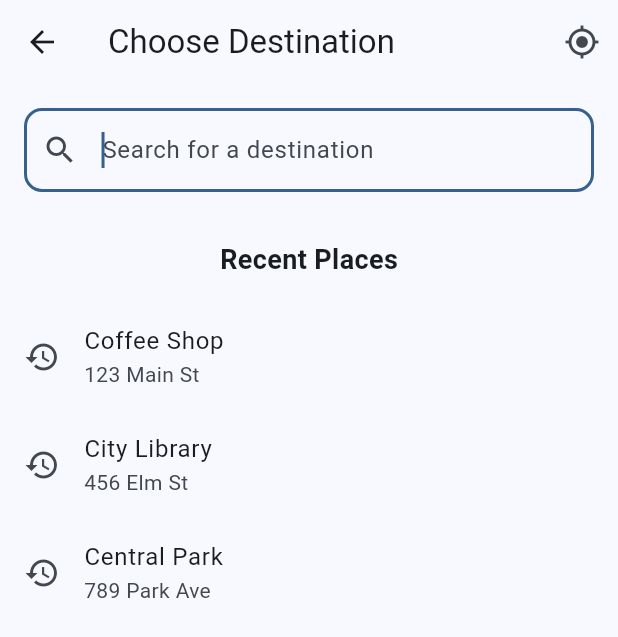
After one commit to Milad9A/Echo-Map, a Flutter app: the MapScreen screen opened by its route, after a tap on the "search" icon, on a phone screen of 412 x 824 dp. The commit adds this screen. Shown: the top 637 px of the screen. Run offline on Flutter 3.47's test engine with Material 3 defaults, Android fonts, the phone set to English and light mode, and no system bars; our stand-ins replace bloc, dio, equatable, flutter_bloc, flutter_dotenv, geolocator and 2 more; missing offline and left inert: flutter_polyline_points.

Commit message:
Add destination selection feature and update map navigation

```diff
--- a/lib/main.dart
+++ b/lib/main.dart
@@ -72,11 +72,12 @@ class EchoMapApp extends StatelessWidget {
         ),
         themeMode: ThemeMode.system,
         debugShowCheckedModeBanner: false,
+        initialRoute: '/',
         routes: {
           '/': (context) => const HomeScreen(),
+          '/map': (context) => const MapScreen(),
           '/vibration_test': (context) => const VibrationTestScreen(),
           '/location_test': (context) => const LocationTestScreen(),
-          '/map': (context) => const MapScreen(),
         },
       ),
     );
--- /dev/null
+++ b/lib/screens/destination/destination_search_screen.dart
@@ -0,0 +1,221 @@
+import 'package:flutter/material.dart';
+import 'package:google_maps_flutter/google_maps_flutter.dart';
+import '../../models/waypoint.dart';
+import '../../services/location_service.dart';
+
+class DestinationSearchScreen extends StatefulWidget {
+  final LatLng? initialLocation;
+
+  const DestinationSearchScreen({super.key, this.initialLocation});
+
+  @override
+  State<DestinationSearchScreen> createState() =>
+      _DestinationSearchScreenState();
+}
+
+class _DestinationSearchScreenState extends State<DestinationSearchScreen> {
+  final TextEditingController _searchController = TextEditingController();
+  final LocationService _locationService = LocationService();
+
+  // In a real app, these would come from a places API
+  final List<_PlaceResult> _recentPlaces = [
+    _PlaceResult(
+      name: 'Coffee Shop',
+      address: '123 Main St',
+      latLng: const LatLng(53.0793, 8.8117),
+    ),
+    _PlaceResult(
+      name: 'City Library',
+      address: '456 Elm St',
+      latLng: const LatLng(53.0753, 8.8067),
+    ),
+    _PlaceResult(
+      name: 'Central Park',
+      address: '789 Park Ave',
+      latLng: const LatLng(53.0723, 8.8217),
+    ),
+  ];
+
+  List<_PlaceResult> _searchResults = [];
+  bool _isSearching = false;
+
+  @override
+  void initState() {
+    super.initState();
+    _searchController.addListener(_onSearchChanged);
+  }
+
+  @override
+  void dispose() {
+    _searchController.removeListener(_onSearchChanged);
+    _searchController.dispose();
+    super.dispose();
+  }
+
+  void _onSearchChanged() {
+    final query = _searchController.text.trim();
+    if (query.isEmpty) {
+      setState(() {
+        _searchResults = [];
+        _isSearching = false;
+      });
+      return;
+    }
+
+    setState(() {
+      _isSearching = true;
+    });
+
+    // Simulate search API call
+    Future.delayed(const Duration(milliseconds: 500), () {
+      if (!mounted) return;
+
+      // Mock search results - in a real app, this would query Places API
+      final results = _recentPlaces
+          .where(
+            (place) =>
+                place.name.toLowerCase().contains(query.toLowerCase()) ||
+                place.address.toLowerCase().contains(query.toLowerCase()),
+          )
+          .toList();
+
+      setState(() {
+        _searchResults = results;
+        _isSearching = false;
+      });
+    });
+  }
+
+  void _selectDestination(_PlaceResult place) {
+    final waypoint = Waypoint(
+      position: place.latLng,
+      name: place.name,
+      description: place.address,
+      type: WaypointType.destination,
+    );
+
+    Navigator.pop(context, waypoint);
+  }
+
+  Future<void> _selectCurrentLocation() async {
+    final position = await _locationService.getCurrentPosition();
+    if (!mounted) return;
+
+    if (position != null) {
+      final currentWaypoint = Waypoint(
+        position: LatLng(position.latitude, position.longitude),
+        name: 'Current Location',
+        type: WaypointType.destination,
+      );
+
+      Navigator.pop(context, currentWaypoint);
+    } else {
+      ScaffoldMessenger.of(context).showSnackBar(
+        const SnackBar(content: Text('Unable to get current location')),
+      );
+    }
+  }
+
+  @override
+  Widget build(BuildContext context) {
+    return Scaffold(
+      appBar: AppBar(
+        title: const Text('Choose Destination'),
+        actions: [
+          IconButton(
+            icon: const Icon(Icons.my_location),
+            onPressed: _selectCurrentLocation,
+            tooltip: 'Use current location',
+          ),
+        ],
+      ),
+      body: Column(
+        children: [
+          Padding(
+            padding: const EdgeInsets.all(16.0),
+            child: TextField(
+              controller: _searchController,
+              decoration: InputDecoration(
+                hintText: 'Search for a destination',
+                prefixIcon: const Icon(Icons.search),
+                suffixIcon: _searchController.text.isNotEmpty
+                    ? IconButton(
+                        icon: const Icon(Icons.clear),
+                        onPressed: () {
+                          _searchController.clear();
+                        },
+                      )
+                    : null,
+                border: OutlineInputBorder(
+                  borderRadius: BorderRadius.circular(12.0),
+                ),
+              ),
+              autofocus: true,
+              textInputAction: TextInputAction.search,
+            ),
+          ),
+          if (_isSearching)
+            const Center(child: CircularProgressIndicator())
+          else if (_searchResults.isNotEmpty)
+            Expanded(
+              child: ListView.builder(
+                itemCount: _searchResults.length,
+                itemBuilder: (context, index) {
+                  final place = _searchResults[index];
+                  return ListTile(
+                    leading: const Icon(Icons.place),
+                    title: Text(place.name),
+                    subtitle: Text(place.address),
+                    onTap: () => _selectDestination(place),
+                  );
+                },
+              ),
+            )
+          else
+            Expanded(
+              child: Column(
+                children: [
+                  const Padding(
+                    padding: EdgeInsets.all(16.0),
+                    child: Text(
+                      'Recent Places',
+                      style: TextStyle(
+                        fontSize: 18,
+                        fontWeight: FontWeight.bold,
+                      ),
+                    ),
+                  ),
+                  Expanded(
+                    child: ListView.builder(
+                      itemCount: _recentPlaces.length,
+                      itemBuilder: (context, index) {
+                        final place = _recentPlaces[index];
+                        return ListTile(
+                          leading: const Icon(Icons.history),
+                          title: Text(place.name),
+                          subtitle: Text(place.address),
+                          onTap: () => _selectDestination(place),
+                        );
+                      },
+                    ),
+                  ),
+                ],
+              ),
+            ),
+        ],
+      ),
+    );
+  }
+}
+
+class _PlaceResult {
+  final String name;
+  final String address;
+  final LatLng latLng;
+
+  _PlaceResult({
+    required this.name,
+    required this.address,
+    required this.latLng,
+  });
+}
--- a/lib/screens/map/map_screen.dart
+++ b/lib/screens/map/map_screen.dart
@@ -7,7 +7,9 @@ import '../../blocs/location/location_event.dart';
 import '../../services/mapping_service.dart';
 import '../../services/routing_service.dart';
 import '../../models/route_information.dart';
+import '../../models/waypoint.dart';
 import '../../utils/map_config.dart';
+import '../destination/destination_search_screen.dart';
 import 'package:geolocator/geolocator.dart';
 
 class MapScreen extends StatefulWidget {
@@ -27,6 +29,7 @@ class _MapScreenState extends State<MapScreen> with WidgetsBindingObserver {
   bool _mapInitialized = false;
   String? _errorMessage;
   bool _centeringOnLocationRequested = false;
+  Waypoint? _selectedDestination;
 
   @override
   void initState() {
@@ -128,10 +131,20 @@ class _MapScreenState extends State<MapScreen> with WidgetsBindingObserver {
         mainAxisAlignment: MainAxisAlignment.end,
         crossAxisAlignment: CrossAxisAlignment.end,
         children: [
+          // Destination selection button
+          FloatingActionButton(
+            heroTag: 'destination',
+            onPressed: _openDestinationSearch,
+            backgroundColor: _selectedDestination != null ? Colors.green : null,
+            child: const Icon(Icons.search),
+          ),
+          const SizedBox(height: 16),
           // Test route button (for development)
           FloatingActionButton(
             heroTag: 'testRoute',
-            onPressed: _calculateTestRoute,
+            onPressed: _selectedDestination != null
+                ? _calculateRouteToDestination
+                : _calculateTestRoute,
             child: const Icon(Icons.route),
           ),
           const SizedBox(height: 16),
@@ -406,6 +419,150 @@ class _MapScreenState extends State<MapScreen> with WidgetsBindingObserver {
     }
   }
 
+  // Open destination search screen
+  Future<void> _openDestinationSearch() async {
+    // Get current position for initial location
+    Position? position;
+    final locationBlocState = context.read<LocationBloc>().state;
+
+    if (locationBlocState is LocationTracking) {
+      position = locationBlocState.currentPosition;
+    } else {
+      try {
+        position = await Geolocator.getCurrentPosition();
+      } catch (e) {
+        debugPrint('Error getting current position: $e');
+      }
+    }
+
+    // Navigate to destination search screen
+    Waypoint? result;
+    if (!mounted) return;
+    result = await Navigator.push<Waypoint>(
+      context,
+      MaterialPageRoute(
+        builder: (context) => DestinationSearchScreen(
+          initialLocation: position != null
+              ? LatLng(position.latitude, position.longitude)
+              : null,
+        ),
+      ),
+    );
+
+    // If a destination was selected, update state
+    if (result != null) {
+      setState(() {
+        _selectedDestination = result;
+      });
+
+      // Add a marker for the selected destination
+      _mappingService.clearMarkers();
+      _mappingService.addMarker(
+        id: 'destination',
+        position: result.position,
+        title: result.name,
+        snippet: result.description ?? '',
+      );
+
+      // Center map on the destination
+      _mappingService.animateCameraToPosition(result.position, zoom: 15);
+
+      // Show a snackbar
+      if (!mounted) return;
+      ScaffoldMessenger.of(context).showSnackBar(
+        SnackBar(
+          content: Text('Destination set: ${result.name}'),
+          action: SnackBarAction(
+            label: 'Calculate Route',
+            onPressed: _calculateRouteToDestination,
+          ),
+        ),
+      );
+    }
+  }
+
+  // Calculate route to the selected destination
+  Future<void> _calculateRouteToDestination() async {
+    if (_selectedDestination == null) {
+      ScaffoldMessenger.of(context).showSnackBar(
+        const SnackBar(content: Text('Please select a destination first')),
+      );
+      return;
+    }
+
+    setState(() => _isLoading = true);
+
+    try {
+      // Get current position
+      Position? position;
+      final locationBlocState = context.read<LocationBloc>().state;
+
+      if (locationBlocState is LocationTracking) {
+        position = locationBlocState.currentPosition;
+      } else {
+        position = await Geolocator.getCurrentPosition();
+      }
+
+      // Create origin from current position
+      final origin = LatLng(position.latitude, position.longitude);
+
+      // Use the selected destination
+      final destination = _selectedDestination!.position;
+
+      // Calculate route
+      final route = await _routingService.calculateRoute(
+        origin,
+        destination,
+        mode: TravelMode.walking,
+      );
+
+      if (route == null) {
+        throw Exception('Could not calculate route');
+      }
+
+      // Update state with new route
+      setState(() {
+        _currentRoute = route;
+        _errorMessage = null;
+        _isLoading = false;
+      });
+
+      // Add markers for origin and destination
+      _mappingService.clearMarkers();
+      _mappingService.addMarker(
+        id: 'origin',
+        position: origin,
+        title: 'Starting Point',
+      );
+      _mappingService.addMarker(
+        id: 'destination',
+        position: destination,
+        title: _selectedDestination!.name,
+        snippet: _selectedDestination!.description ?? '',
+      );
+
+      // Add polyline for the route
+      _mappingService.clearPolylines();
+      _mappingService.addPolyline(id: 'route', points: route.polylinePoints);
+
+      // Give the map some time to process the updates before fitting the route
+      await Future.delayed(const Duration(milliseconds: 500));
+
+      // Show the entire route
+      _fitRouteOnMap(route.polylinePoints);
+    } catch (e) {
+      if (mounted) {
+        setState(() {
+          _errorMessage = e.toString();
+          _isLoading = false;
+        });
+        ScaffoldMessenger.of(
+          context,
+        ).showSnackBar(SnackBar(content: Text('Error: ${e.toString()}')));
+      }
+    }
+  }
+
   // Calculate a test route (for development purposes)
   Future<void> _calculateTestRoute() async {
     setState(() => _isLoading = true);
```
